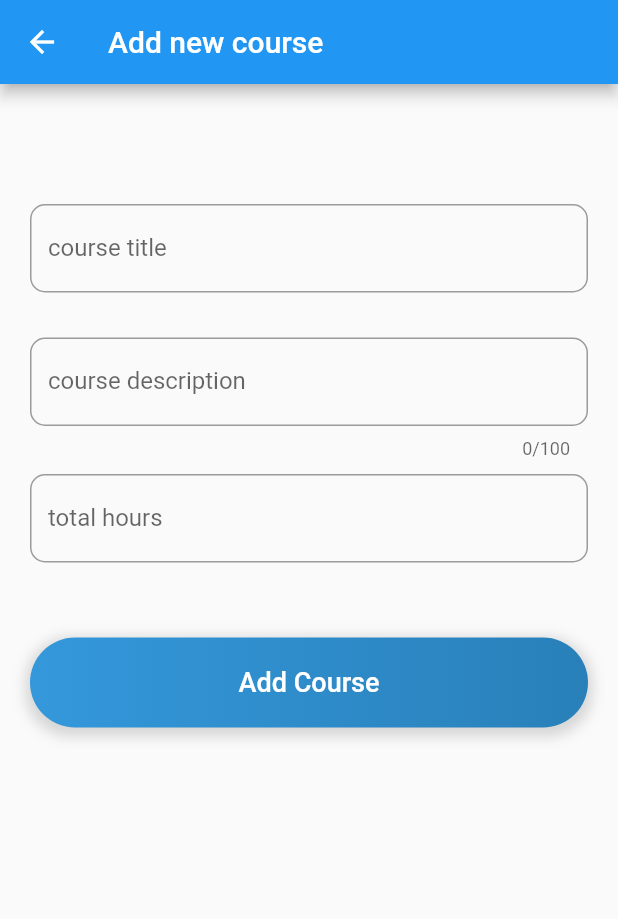
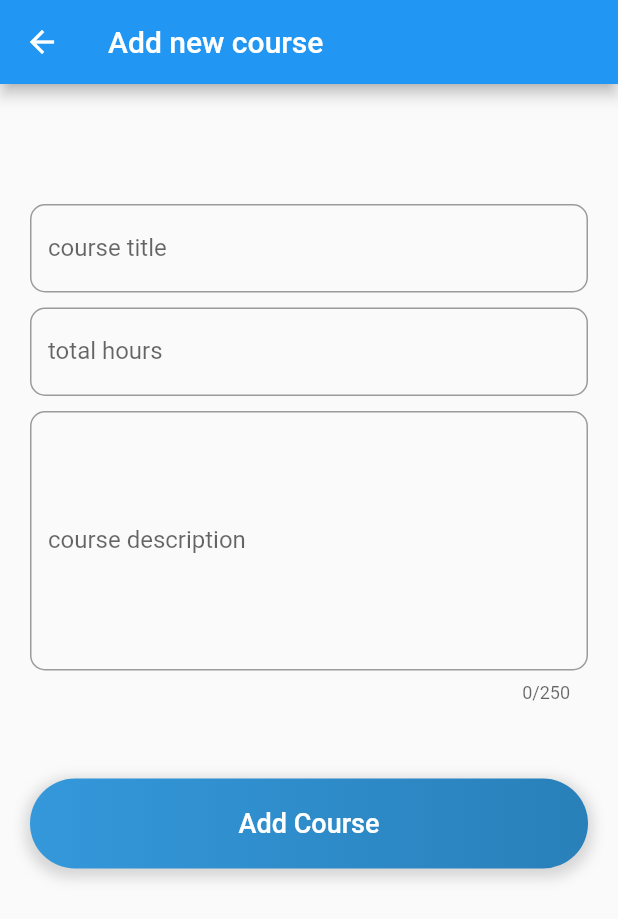
Before and after one commit to HossamMuhammedOmar/course_db, a Flutter app: the screen it shows after launch, after a tap on the "add" icon, on a phone screen of 412 x 824 dp. Shown: the top 919 px of the screen. Run offline on Flutter 3.47's test engine with Material 2 defaults, Android fonts, the phone set to English and light mode, and no system bars.

Commit message:
update project

```diff
--- a/lib/screens/add_course.dart
+++ b/lib/screens/add_course.dart
@@ -47,20 +47,6 @@ class _AddCourseState extends State<AddCourse> {
                           : null,
                       onSaved: (input) => _title = input,
                     ),
-                    SizedBox(height: 30.0),
-                    TextFormField(
-                      maxLength: 100,
-                      decoration: InputDecoration(
-                        labelText: 'course description',
-                        border: OutlineInputBorder(
-                          borderRadius: BorderRadius.circular(10.0),
-                        ),
-                      ),
-                      validator: (input) => input.trim().toString().isEmpty
-                          ? 'please enter the course description'
-                          : null,
-                      onSaved: (input) => _description = input,
-                    ),
                     SizedBox(height: 10.0),
                     TextFormField(
                       keyboardType: TextInputType.number,
@@ -74,6 +60,21 @@ class _AddCourseState extends State<AddCourse> {
                           ? 'please enter the total hours'
                           : null,
                       onSaved: (input) => _hours = int.parse(input),
+                    ),
+                    SizedBox(height: 10.0),
+                    TextFormField(
+                      maxLength: 250,
+                      maxLines: 7,
+                      decoration: InputDecoration(
+                        labelText: 'course description',
+                        border: OutlineInputBorder(
+                          borderRadius: BorderRadius.circular(10.0),
+                        ),
+                      ),
+                      validator: (input) => input.trim().toString().isEmpty
+                          ? 'please enter the course description'
+                          : null,
+                      onSaved: (input) => _description = input,
                     ),
                     SizedBox(height: 50.0),
                     Container(
--- a/lib/screens/courses_list.dart
+++ b/lib/screens/courses_list.dart
@@ -10,7 +10,8 @@ class CoursesList extends StatefulWidget {
 
 class _CoursesListState extends State<CoursesList> {
   _handleIconButton() {
-    Navigator.push(context, MaterialPageRoute(builder: (_) => AddCourse()));
+    Navigator.push(
+        context, MaterialPageRoute(builder: (context) => AddCourse()));
   }
 
   @override
```
